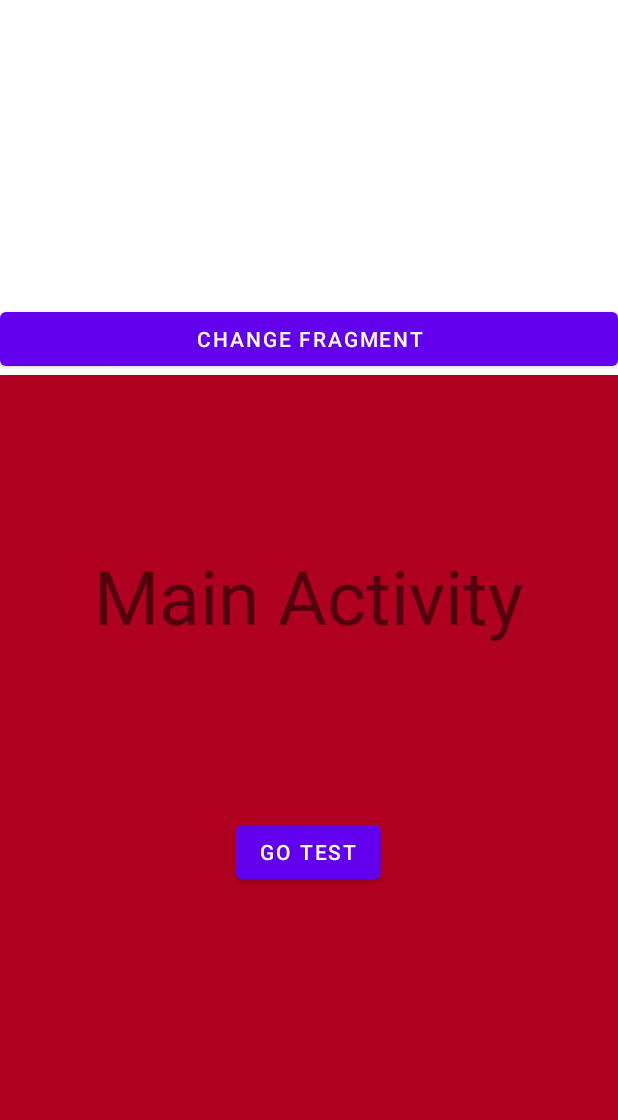
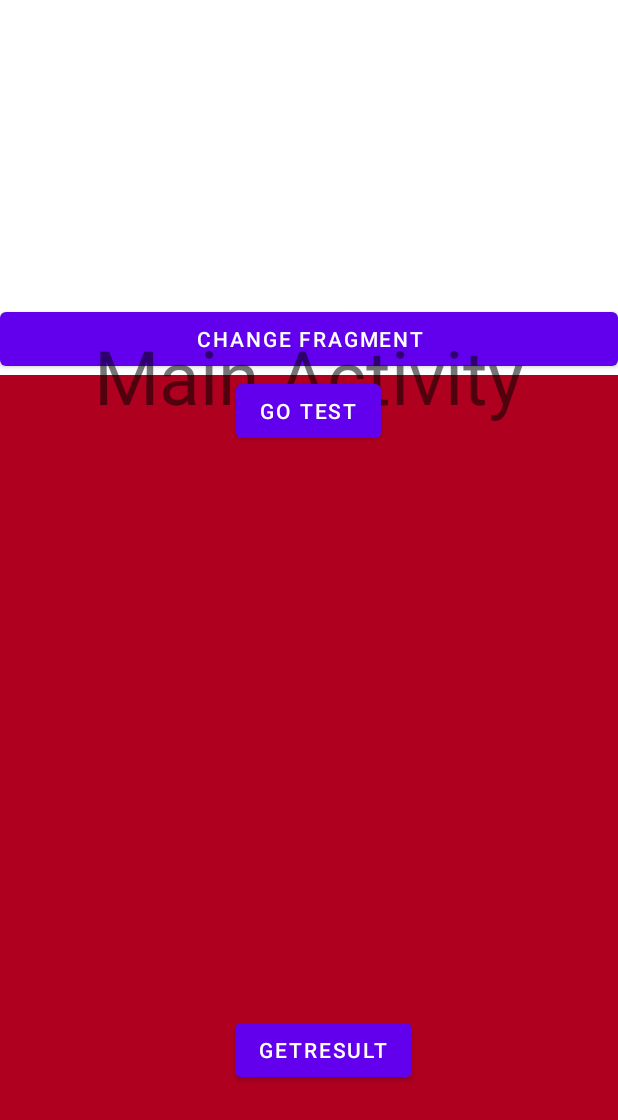
Before and after one commit to coolsnowmail/MoviesSearch, an Android app: the screen it shows after launch (MainActivity), on a phone screen of 412 x 824 dp. Shown: the top 1120 px of the screen. Run offline under Robolectric (Android 15) with nearby library versions, the phone set to English and light mode, and no system bars.

Commit message:
wanna get result from activity

```diff
--- a/app/src/main/java/com/example/moviessearch/MainActivity.kt
+++ b/app/src/main/java/com/example/moviessearch/MainActivity.kt
@@ -3,6 +3,8 @@ package com.megamovies.moviessearch
 import android.content.Intent
 import androidx.appcompat.app.AppCompatActivity
 import android.os.Bundle
+import android.provider.ContactsContract
+import android.provider.ContactsContract.Contacts
 import android.widget.Toast
 import com.example.moviessearch.MainFragment1
 import com.example.moviessearch.MainFragment2
@@ -30,7 +32,10 @@ class MainActivity : AppCompatActivity() {
                 .replace(R.id.place_fragment_holder, MainFragment1.newInstance())
                 .commit()
         }
-
+        binding.getRes.setOnClickListener {
+            val intent = Intent(Intent.ACTION_PICK, ContactsContract.CommonDataKinds.Phone.CONTENT_FILTER_URI)
+            startActivityForResult()
+        }
 
 //        if (MainFragment2.newInstance().isResumed) {
 //            binding.fragmentChanger.setOnClickListener {
--- a/app/src/main/res/layout/activity_main.xml
+++ b/app/src/main/res/layout/activity_main.xml
@@ -29,12 +29,13 @@
         android:id="@+id/button"
         android:layout_width="wrap_content"
         android:layout_height="wrap_content"
-        android:layout_marginBottom="232dp"
         android:text="go test"
-        app:layout_constraintBottom_toBottomOf="parent"
+        app:layout_constraintBottom_toTopOf="@+id/button6"
         app:layout_constraintEnd_toEndOf="parent"
         app:layout_constraintHorizontal_bias="0.498"
-        app:layout_constraintStart_toStartOf="parent" />
+        app:layout_constraintStart_toStartOf="parent"
+        app:layout_constraintTop_toBottomOf="@+id/place_fragment_holder"
+        app:layout_constraintVertical_bias="0.754" />
 
     <TextView
         android:id="@+id/textView"
@@ -47,4 +48,15 @@
         app:layout_constraintHorizontal_bias="0.496"
         app:layout_constraintStart_toStartOf="parent"
         app:layout_constraintTop_toBottomOf="@+id/place_fragment_holder" />
+
+    <Button
+        android:id="@+id/get_res"
+        android:layout_width="wrap_content"
+        android:layout_height="wrap_content"
+        android:layout_marginBottom="100dp"
+        android:text="GetResult"
+        app:layout_constraintBottom_toBottomOf="parent"
+        app:layout_constraintEnd_toEndOf="parent"
+        app:layout_constraintHorizontal_bias="0.534"
+        app:layout_constraintStart_toStartOf="parent" />
 </androidx.constraintlayout.widget.ConstraintLayout>
```
Lines whose indentation alone changed are shown as unchanged.
